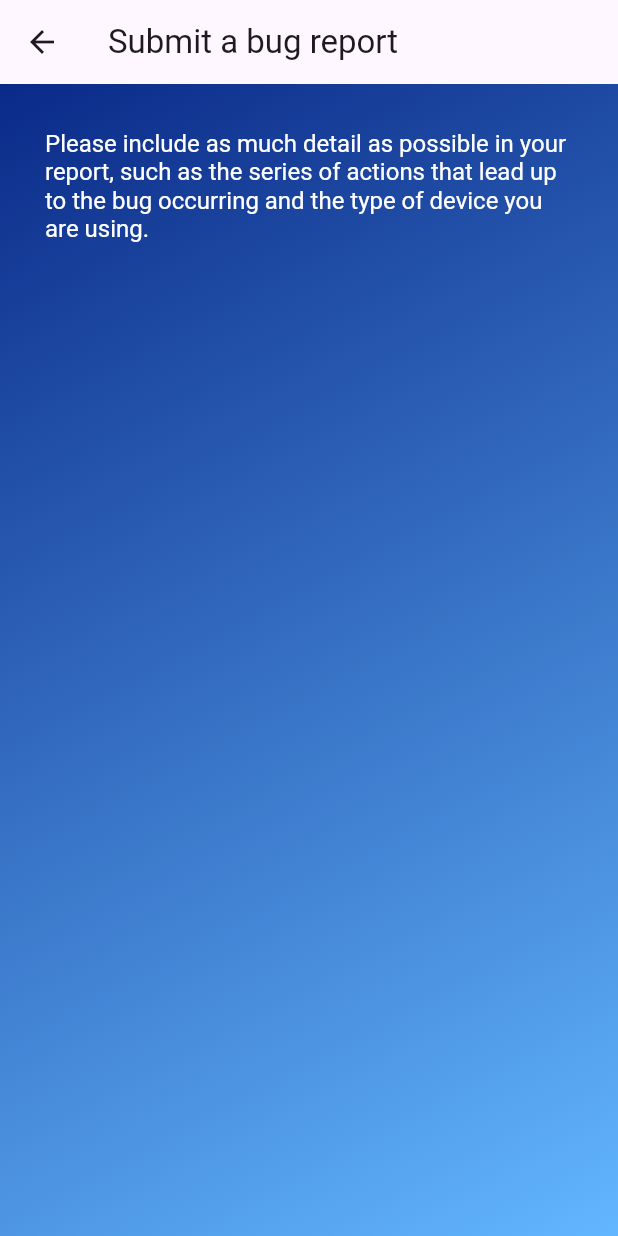
After one commit to Pipeline-To-Better-Placemaking/P2BP-2025Spring-Mobile, a Flutter app: the SettingsPage screen opened by its route, after a tap on "Submit a bug report", on a phone screen of 412 x 824 dp. The commit adds this screen. Run offline on Flutter 3.47's test engine with Material 3 defaults, Android fonts, the phone set to English and light mode, and no system bars.

Commit message:
Begin SubmitBugReportPage and tweak formatting

```diff
--- a/lib/settings_page.dart
+++ b/lib/settings_page.dart
@@ -1,8 +1,8 @@
 import 'package:flutter/material.dart';
 import 'package:url_launcher/url_launcher.dart';
-
+import 'widgets.dart';
 import 'change_password_page.dart';
-import 'widgets.dart';
+import 'submit_bug_report_page.dart';
 
 class SettingsPage extends StatelessWidget {
   const SettingsPage({super.key});
@@ -160,7 +160,7 @@ class SettingsPage extends StatelessWidget {
                     _launchUrl(_faqURL);
                   },
                 ),
-                const ListTile(
+                ListTile(
                   leading: Icon(Icons.bug_report),
                   title: Text('Submit a bug report'),
                   trailing: Icon(Icons.chevron_right),
@@ -170,6 +170,14 @@ class SettingsPage extends StatelessWidget {
                       bottomRight: Radius.circular(10),
                     ),
                   ),
+                  onTap: () {
+                    Navigator.push(
+                      context,
+                      MaterialPageRoute(
+                        builder: (context) => const SubmitBugReportPage(),
+                      ),
+                    );
+                  },
                 ),
                 const SizedBox(height: 30),
                 ListTile(
--- a/lib/strings.dart
+++ b/lib/strings.dart
@@ -1,7 +1,8 @@
 class Strings {
   Strings._();
-  // static const String correctWay = "This is the way";
 
   static const String forgotPasswordText =
       'It happens. Just enter the email associated with your account and we\'ll send you a link to reset it.';
+  static const String submitBugReportText =
+      'Please include as much detail as possible in your report, such as the series of actions that lead up to the bug occurring and the type of device you are using.';
 }
--- /dev/null
+++ b/lib/submit_bug_report_page.dart
@@ -0,0 +1,51 @@
+import 'package:flutter/material.dart';
+import 'theme.dart';
+import 'strings.dart';
+
+class SubmitBugReportPage extends StatelessWidget {
+  const SubmitBugReportPage({super.key});
+
+  @override
+  Widget build(BuildContext context) {
+    return SafeArea(
+      child: Scaffold(
+        appBar: AppBar(
+          title: const Text('Submit a bug report'),
+        ),
+        body: Container(
+          decoration: BoxDecoration(
+            gradient: defaultGrad,
+          ),
+          padding: const EdgeInsets.all(30),
+          child: DefaultTextStyle(
+            style: TextStyle(color: Colors.white, fontSize: 16),
+            child: SubmitBugReportForm(),
+          ),
+        ),
+      ),
+    );
+  }
+}
+
+class SubmitBugReportForm extends StatefulWidget {
+  const SubmitBugReportForm({super.key});
+
+  @override
+  State<SubmitBugReportForm> createState() => _SubmitBugReportFormState();
+}
+
+class _SubmitBugReportFormState extends State<SubmitBugReportForm> {
+  final _formKey = GlobalKey<FormState>();
+
+  @override
+  Widget build(BuildContext context) {
+    return Form(
+      key: _formKey,
+      child: ListView(
+        children: <Widget>[
+          const Text(Strings.submitBugReportText),
+        ],
+      ),
+    );
+  }
+}
--- a/lib/widgets.dart
+++ b/lib/widgets.dart
@@ -283,8 +283,12 @@ class PasswordTextFormField extends StatelessWidget {
   final TextEditingController? _controller;
   final String? _forceErrorText;
 
-  PasswordTextFormField({super.key, decoration, controller, forceErrorText})
-      : _decoration = decoration ??
+  PasswordTextFormField({
+    super.key,
+    decoration,
+    controller,
+    forceErrorText,
+  })  : _decoration = decoration ??
             InputDecoration().applyDefaults(ThemeData().inputDecorationTheme),
         _controller = controller,
         _forceErrorText = forceErrorText;
```
